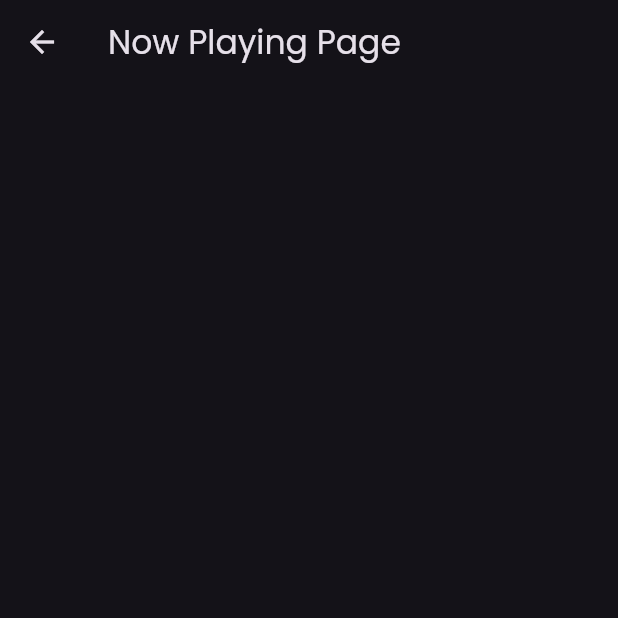
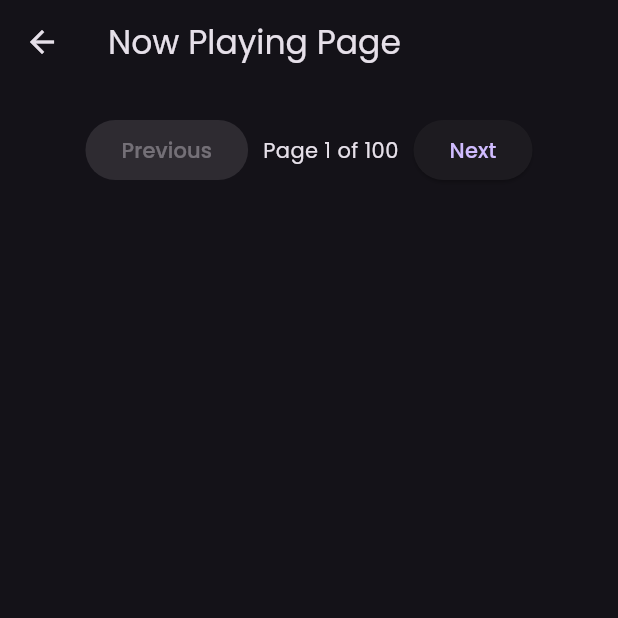
Before and after one commit to Minoli-1998/movie-wave, a Flutter app: the NowPlayingPage screen opened directly, on a phone screen of 412 x 824 dp, the top half of it. Run offline on Flutter 3.47's test engine with Material 3 defaults, Android fonts, the phone set to English and light mode, and no system bars; our stand-ins replace flutter_dotenv, google_fonts; network calls fail.

Commit message:
Implement Now Playing page

```diff
--- a/lib/pages/main_page.dart
+++ b/lib/pages/main_page.dart
@@ -11,7 +11,7 @@ class MainPage extends StatefulWidget {
 }
 
 class _MainPageState extends State<MainPage> {
-  List<Movie> _movieList = [];
+  final List<Movie> _movieList = [];
   int _currentPage = 1;
   bool _isLoading = false;
   bool _hasMore = true;
@@ -45,7 +45,7 @@ class _MainPageState extends State<MainPage> {
         }
       });
     } catch (error) {
-      print("Error : $error");
+      throw Exception("Error in fetching movies $error");
     } finally {
       setState(() {
         _isLoading = false;
--- a/lib/pages/now_playing_page.dart
+++ b/lib/pages/now_playing_page.dart
@@ -1,4 +1,7 @@
 import 'package:flutter/material.dart';
+import 'package:moviewave/models/movie_model.dart';
+import 'package:moviewave/services/movies_service.dart';
+import 'package:moviewave/widgets/movie_card.dart';
 
 class NowPlayingPage extends StatefulWidget {
   const NowPlayingPage({super.key});
@@ -8,8 +11,117 @@ class NowPlayingPage extends StatefulWidget {
 }
 
 class _NowPlayingPageState extends State<NowPlayingPage> {
+  // fields
+  List<Movie> _movieList = [];
+  int _currentPage = 1;
+  int _totalPages = 1;
+  bool _isLoding = false;
+
+  // method to fetch now playing movies
+  Future<void> _fetchNowPlayingMovies() async {
+    setState(() {
+      _isLoding = true;
+    });
+
+    try {
+      final fetchedMovies = await MoviesService().fetchNowPlayingMovies(
+        page: _currentPage,
+      );
+
+      setState(() {
+        _movieList = fetchedMovies;
+        _totalPages = 100;
+      });
+    } catch (error) {
+      print("Error in now playing page $error");
+    } finally {
+      setState(() {
+        _isLoding = false;
+      });
+    }
+  }
+
+  // method to go prev page
+  void _previousPage() {
+    if (_currentPage > 1) {
+      setState(() {
+        _currentPage--;
+      });
+      _fetchNowPlayingMovies();
+    }
+  }
+
+  // method to next page
+  void _nextPage() {
+    if (_currentPage < _totalPages) {
+      _currentPage++;
+    }
+    _fetchNowPlayingMovies();
+  }
+
+  @override
+  void initState() {
+    super.initState();
+    _fetchNowPlayingMovies();
+  }
+
   @override
   Widget build(BuildContext context) {
-    return Scaffold(appBar: AppBar(title: Text("Now Playing Page")));
+    return Scaffold(
+      appBar: AppBar(title: Text("Now Playing Page")),
+      body: _isLoding
+          ? Center(child: CircularProgressIndicator())
+          : Column(
+              children: [
+                Expanded(
+                  child: ListView.builder(
+                    itemCount: _movieList.length + 1,
+                    itemBuilder: (context, index) {
+                      if (index > _movieList.length - 1) {
+                        // pagination widget
+                        return _buildPaginationWidget();
+                      } else {
+                        Movie movie = _movieList[index];
+                        return MovieCard(
+                          imagePath: movie.posterPath!,
+                          title: movie.title,
+                          releaseDate: movie.releaseDate,
+                          overview: movie.overview,
+                          averageVote: movie.voteAverage,
+                          popularity: movie.popularity,
+                        );
+                      }
+                    },
+                  ),
+                ),
+              ],
+            ),
+    );
+  }
+
+  Widget _buildPaginationWidget() {
+    return Padding(
+      padding: const EdgeInsets.all(20),
+      child: Row(
+        mainAxisAlignment: MainAxisAlignment.center,
+        children: [
+          ElevatedButton(
+            onPressed: _currentPage > 1 ? _previousPage : null,
+            child: Text("Previous"),
+          ),
+
+          SizedBox(width: 10),
+
+          Text("Page $_currentPage of $_totalPages"),
+
+          SizedBox(width: 10),
+
+          ElevatedButton(
+            onPressed: _currentPage < _totalPages ? _nextPage : null,
+            child: Text("Next"),
+          ),
+        ],
+      ),
+    );
   }
 }
```
Also changed, not shown: lib/services/movies_service.dart (+25 -2 lines).
